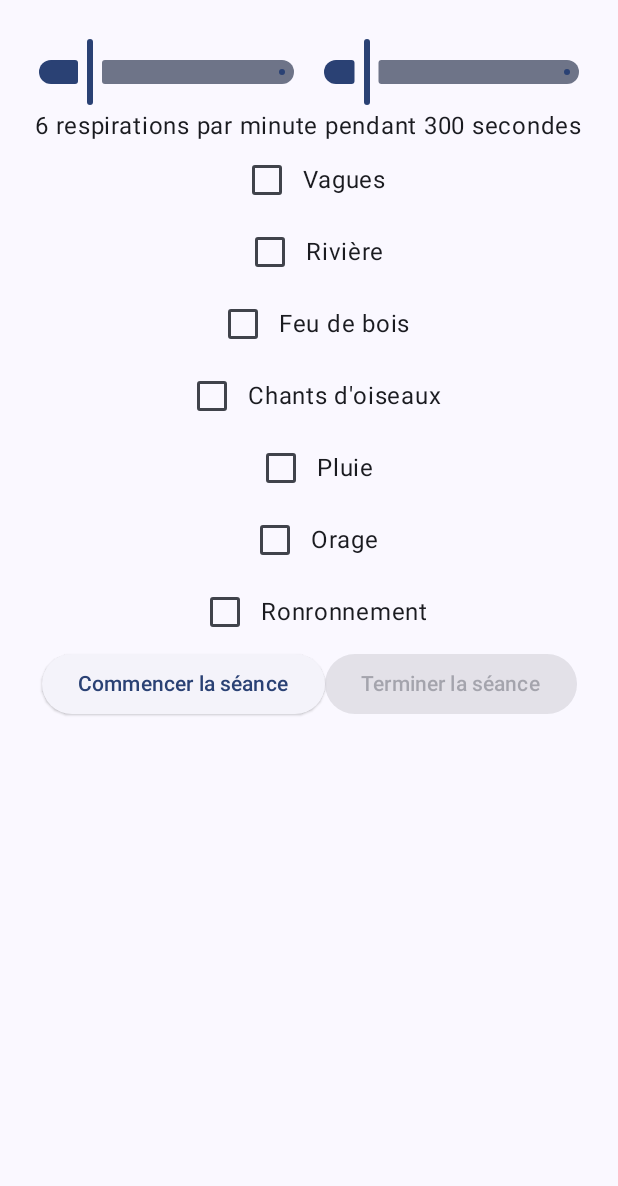
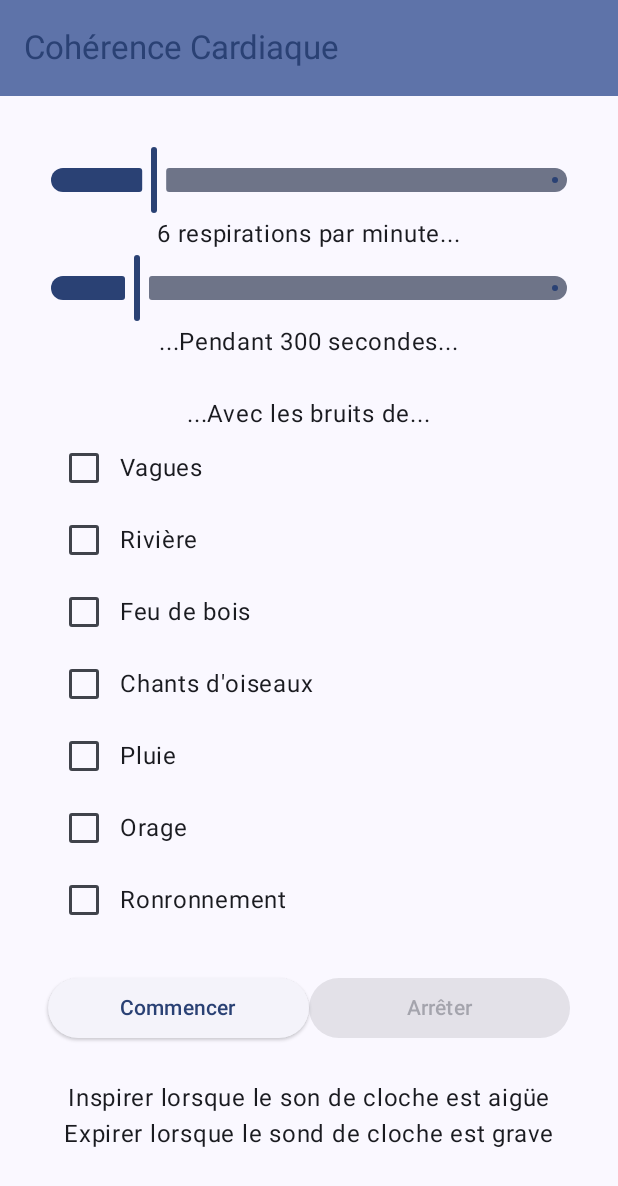
Before and after one commit to Supre-le-sucre/Cardiac-Coherence, an Android app built with Jetpack Compose: the screen it shows after launch (MainActivity), on a phone screen of 412 x 824 dp. Shown: the top 1186 px of the screen. Run offline under Robolectric (Android 15) with nearby library versions, the phone set to English and light mode, and no system bars.

Commit message:
Better UI and padding management

```diff
--- a/app/src/main/java/fr/supre/cardiac_coherence/MainActivity.kt
+++ b/app/src/main/java/fr/supre/cardiac_coherence/MainActivity.kt
@@ -6,21 +6,43 @@ import androidx.activity.compose.setContent
 import androidx.activity.enableEdgeToEdge
 import androidx.compose.foundation.layout.fillMaxSize
 import androidx.compose.foundation.layout.padding
+import androidx.compose.material3.ExperimentalMaterial3Api
+import androidx.compose.material3.MaterialTheme
 import androidx.compose.material3.Scaffold
+import androidx.compose.material3.Text
+import androidx.compose.material3.TopAppBar
+import androidx.compose.material3.TopAppBarDefaults
 import androidx.compose.ui.Modifier
 import fr.supre.cardiac_coherence.ui.theme.CardiacCoherenceTheme
 
 
 class MainActivity : ComponentActivity() {
 
+    @OptIn(ExperimentalMaterial3Api::class)
     override fun onCreate(savedInstanceState: Bundle?) {
         super.onCreate(savedInstanceState)
         enableEdgeToEdge()
         setContent {
             CardiacCoherenceTheme {
-                Scaffold(modifier = Modifier.fillMaxSize()) { innerPadding ->
+                Scaffold(
+                    modifier = Modifier.fillMaxSize(),
+                    // Can be removed, serves as title
+                    topBar = {
+                        TopAppBar(
+                            colors = TopAppBarDefaults.topAppBarColors(
+                                containerColor = MaterialTheme.colorScheme.primaryContainer,
+                                titleContentColor = MaterialTheme.colorScheme.primary
+                            ),
+                            title= {
+                                Text("Cohérence Cardiaque")
+                            }
+                        )
+                    }
+                ) { innerPadding ->
+
+
+
                     val setupSession = SetupSession(this, Modifier.padding(innerPadding))
-
                     setupSession.InitialSetupParams(6f, 300)
                 }
             }
--- a/app/src/main/java/fr/supre/cardiac_coherence/SetupSession.kt
+++ b/app/src/main/java/fr/supre/cardiac_coherence/SetupSession.kt
@@ -5,6 +5,7 @@ import android.icu.text.DecimalFormat
 import androidx.compose.foundation.layout.Arrangement
 import androidx.compose.foundation.layout.Column
 import androidx.compose.foundation.layout.Row
+import androidx.compose.foundation.layout.fillMaxWidth
 import androidx.compose.foundation.layout.padding
 import androidx.compose.foundation.layout.wrapContentSize
 import androidx.compose.material3.Checkbox
@@ -35,20 +36,28 @@ class SetupSession(val context: Context, val modifier: Modifier) {
         var currDuration by remember { mutableIntStateOf(initialDuration) }
         var currentSession by remember { mutableStateOf<Session?>(null) }
         Column(
-            modifier = Modifier.Companion.wrapContentSize(),
+            modifier = modifier.wrapContentSize().padding(start=32.dp, end=32.dp, top=32.dp),
             verticalArrangement = Arrangement.Center,
-            horizontalAlignment = Alignment.Companion.CenterHorizontally
+            horizontalAlignment = Alignment.CenterHorizontally
         ) {
 
-            Row {
-
+            Column(
+                modifier = Modifier.padding(bottom=24.dp),
+                verticalArrangement = Arrangement.Center,
+                horizontalAlignment = Alignment.CenterHorizontally
+            ) {
                 Slider(
                     value = currRespPerMin,
                     onValueChange = { currRespPerMin = it },
                     steps = 0,
                     valueRange = 5f..10f,
                     enabled = currentSession == null,
-                    modifier = modifier.weight(1f).padding(top = 24.dp, start = 24.dp, end = 8.dp)
+                )
+                val df = DecimalFormat("#.#")
+                val respPerMinFormated: String = df.format(currRespPerMin)
+                Text(
+                    text =
+                        "$respPerMinFormated respirations par minute...",
                 )
 
                 Slider(
@@ -57,38 +66,46 @@ class SetupSession(val context: Context, val modifier: Modifier) {
                     steps = 0,
                     valueRange = 120f..1200f,
                     enabled = currentSession == null,
-                    modifier = modifier.weight(1f).padding(top = 24.dp, start = 8.dp, end = 24.dp)
+                )
+                Text(
+                    text = "...Pendant $currDuration secondes..."
                 )
 
             }
-            val df = DecimalFormat("#.#")
-            val respPerMinFormated: String = df.format(currRespPerMin)
+
+
+            Column(Modifier.padding(bottom=24.dp),
+                verticalArrangement = Arrangement.Center,
+                horizontalAlignment = Alignment.CenterHorizontally
+            ) {
+
                 Text(
-                text =
-                    "$respPerMinFormated respirations par minute pendant $currDuration secondes",
-                modifier = modifier//.padding(start=24.dp)
+
+                    text = "...Avec les bruits de..."
+
                 )
 
 
                 for (s in Sounds.entries) {
                     Row(
-                    verticalAlignment = Alignment.Companion.CenterVertically,
-
+                        verticalAlignment = Alignment.CenterVertically,
+                        modifier = Modifier.fillMaxWidth()
                     ) {
                         Checkbox(
                             checked = (soundSelected[s] == true),
                             onCheckedChange = { soundSelected[s] = it },
-                        enabled = currentSession == null
+                            enabled = currentSession == null,
                         )
 
                         Text(s.stringToShow)
                     }
                 }
+            }
 
-            Row {
+            Row(modifier = Modifier.padding(bottom = 24.dp)) {
                 ElevatedButton(
                     enabled = currentSession == null,
-
+                    modifier = Modifier.weight(1f),
                     onClick = {
                         val df = DecimalFormat("#.#")
                         val respPerMinFormated: Float = df.format(currRespPerMin).toFloat()
@@ -102,26 +119,27 @@ class SetupSession(val context: Context, val modifier: Modifier) {
 
 
                     },
-                    modifier = modifier
+
                 ) {
-                    Text("Commencer la séance")
+                    Text("Commencer")
                 }
                 ElevatedButton(
                     enabled = currentSession != null,
-
+                    modifier = Modifier.weight(1f),
                     onClick = {
 
                         currentSession?.stop()
                         currentSession = null
 
                     },
-                    modifier = modifier
+
                 ) {
-                    Text("Terminer la séance")
+                    Text("Arrêter")
                 }
             }
 
-
+            Text("Inspirer lorsque le son de cloche est aigüe")
+            Text("Expirer lorsque le sond de cloche est grave")
         }
     }
 
```
Lines whose indentation alone changed are shown as unchanged.
